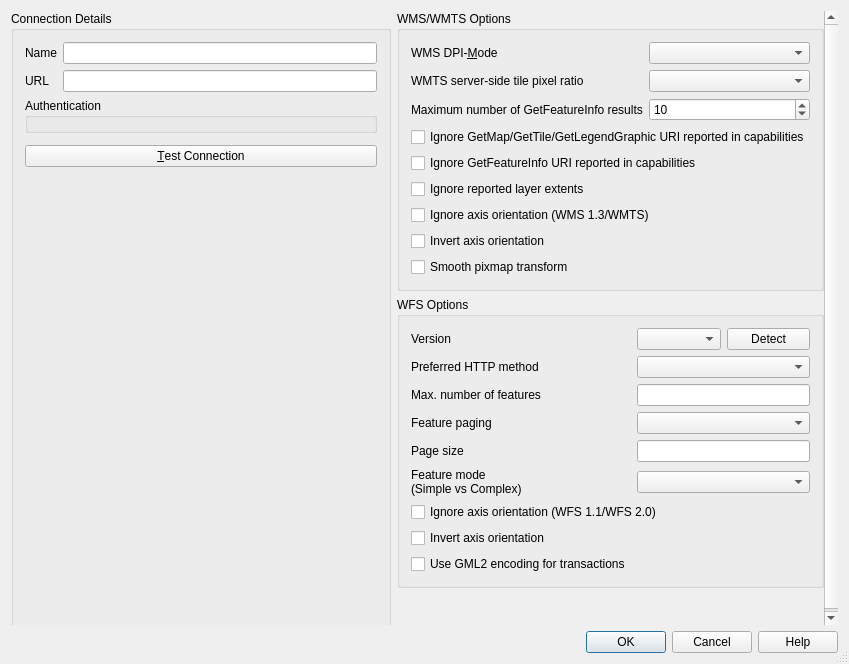
This is src/ui/qgsnewhttpconnectionbase.ui in carsmie/QGIS as Qt 5 draws it before an edit. The edited form follows.
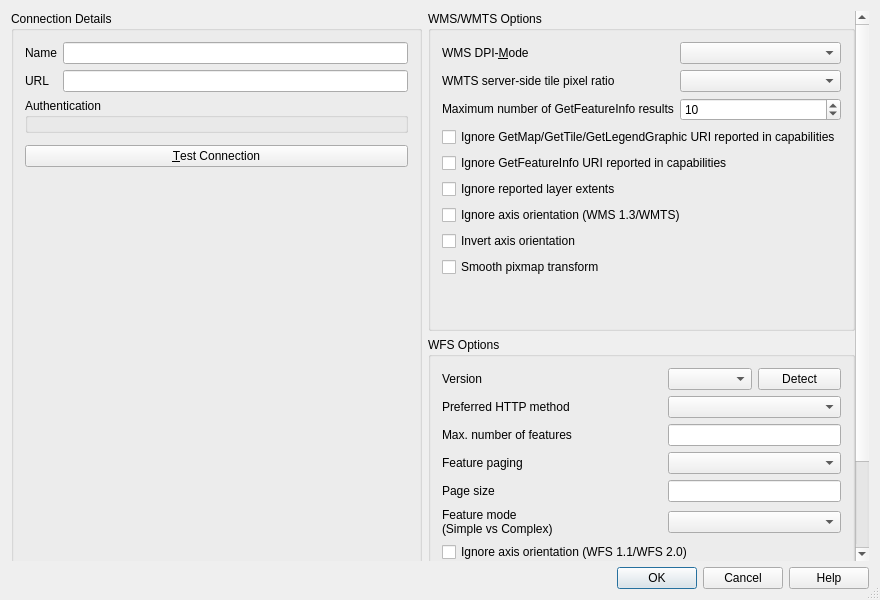
This is the edited form. Custom widgets are drawn as their Qt base class.

Commit message: [ui] Fix various new connection dialog spacing and size

```diff
--- a/src/ui/qgsnewhttpconnectionbase.ui
+++ b/src/ui/qgsnewhttpconnectionbase.ui
@@ -6,8 +6,8 @@
    <rect>
     <x>0</x>
     <y>0</y>
-    <width>849</width>
-    <height>664</height>
+    <width>880</width>
+    <height>600</height>
    </rect>
   </property>
   <property name="windowTitle">
@@ -32,9 +32,9 @@
       <property name="geometry">
        <rect>
         <x>0</x>
-        <y>-87</y>
-        <width>817</width>
-        <height>701</height>
+        <y>0</y>
+        <width>920</width>
+        <height>862</height>
        </rect>
       </property>
       <layout class="QHBoxLayout" name="horizontalLayout">
@@ -170,6 +170,12 @@
         <layout class="QVBoxLayout" name="verticalLayout_2">
          <item>
           <widget class="QGroupBox" name="mWmsOptionsGroupBox">
+           <property name="sizePolicy">
+            <sizepolicy hsizetype="Preferred" vsizetype="Minimum">
+             <horstretch>0</horstretch>
+             <verstretch>0</verstretch>
+            </sizepolicy>
+           </property>
            <property name="title">
             <string>WMS/WMTS Options</string>
            </property>
@@ -208,6 +214,12 @@
             </item>
             <item row="0" column="0">
              <widget class="QLabel" name="lblDpiMode">
+              <property name="sizePolicy">
+               <sizepolicy hsizetype="Preferred" vsizetype="Fixed">
+                <horstretch>0</horstretch>
+                <verstretch>0</verstretch>
+               </sizepolicy>
+              </property>
               <property name="text">
                <string>WMS DPI-&amp;Mode</string>
               </property>
@@ -225,6 +237,12 @@
             </item>
             <item row="2" column="0">
              <widget class="QLabel" name="lblFeatureCount">
+              <property name="sizePolicy">
+               <sizepolicy hsizetype="Preferred" vsizetype="Fixed">
+                <horstretch>0</horstretch>
+                <verstretch>0</verstretch>
+               </sizepolicy>
+              </property>
               <property name="text">
                <string>Maximum number of GetFeatureInfo results</string>
               </property>
@@ -246,6 +264,12 @@
             </item>
             <item row="1" column="0">
              <widget class="QLabel" name="lblTilePixelRatio">
+              <property name="sizePolicy">
+               <sizepolicy hsizetype="Preferred" vsizetype="Fixed">
+                <horstretch>0</horstretch>
+                <verstretch>0</verstretch>
+               </sizepolicy>
+              </property>
               <property name="text">
                <string>WMTS server-side tile pixel ratio</string>
               </property>
@@ -268,11 +292,30 @@
               </property>
              </widget>
             </item>
+            <item row="14" column="0" colspan="2">
+             <spacer name="verticalSpacer_2">
+              <property name="orientation">
+               <enum>Qt::Vertical</enum>
+              </property>
+              <property name="sizeHint" stdset="0">
+               <size>
+                <width>20</width>
+                <height>40</height>
+               </size>
+              </property>
+             </spacer>
+            </item>
            </layout>
           </widget>
          </item>
          <item>
           <widget class="QGroupBox" name="mWfsOptionsGroupBox">
+           <property name="sizePolicy">
+            <sizepolicy hsizetype="Preferred" vsizetype="Minimum">
+             <horstretch>0</horstretch>
+             <verstretch>0</verstretch>
+            </sizepolicy>
+           </property>
            <property name="title">
             <string>WFS Options</string>
            </property>
@@ -299,6 +342,12 @@
             </item>
             <item row="3" column="0">
              <widget class="QLabel" name="lblFeaturePaging">
+              <property name="sizePolicy">
+               <sizepolicy hsizetype="Preferred" vsizetype="Fixed">
+                <horstretch>0</horstretch>
+                <verstretch>0</verstretch>
+               </sizepolicy>
+              </property>
               <property name="text">
                <string>Feature paging</string>
               </property>
@@ -306,6 +355,12 @@
             </item>
             <item row="2" column="0">
              <widget class="QLabel" name="lblMaxNumFeatures">
+              <property name="sizePolicy">
+               <sizepolicy hsizetype="Preferred" vsizetype="Fixed">
+                <horstretch>0</horstretch>
+                <verstretch>0</verstretch>
+               </sizepolicy>
+              </property>
               <property name="text">
                <string>Max. number of features</string>
               </property>
@@ -330,6 +385,12 @@
             </item>
             <item row="1" column="0">
              <widget class="QLabel" name="lblVersion_2">
+              <property name="sizePolicy">
+               <sizepolicy hsizetype="Preferred" vsizetype="Fixed">
+                <horstretch>0</horstretch>
+                <verstretch>0</verstretch>
+               </sizepolicy>
+              </property>
               <property name="text">
                <string>Preferred HTTP method</string>
               </property>
@@ -357,6 +418,12 @@
             </item>
             <item row="4" column="0">
              <widget class="QLabel" name="lblPageSize">
+              <property name="sizePolicy">
+               <sizepolicy hsizetype="Preferred" vsizetype="Fixed">
+                <horstretch>0</horstretch>
+                <verstretch>0</verstretch>
+               </sizepolicy>
+              </property>
               <property name="text">
                <string>Page size</string>
               </property>
@@ -364,6 +431,12 @@
             </item>
             <item row="5" column="0">
              <widget class="QLabel" name="lblFeatureMode">
+              <property name="sizePolicy">
+               <sizepolicy hsizetype="Preferred" vsizetype="Fixed">
+                <horstretch>0</horstretch>
+                <verstretch>0</verstretch>
+               </sizepolicy>
+              </property>
               <property name="text">
                <string>&lt;html&gt;&lt;head/&gt;&lt;body&gt;&lt;p&gt;Feature mode&lt;br/&gt;(Simple vs Complex)&lt;/p&gt;&lt;/body&gt;&lt;/html&gt;</string>
               </property>
@@ -371,27 +444,33 @@
             </item>
             <item row="0" column="0">
              <widget class="QLabel" name="lblVersion">
+              <property name="sizePolicy">
+               <sizepolicy hsizetype="Preferred" vsizetype="Fixed">
+                <horstretch>0</horstretch>
+                <verstretch>0</verstretch>
+               </sizepolicy>
+              </property>
               <property name="text">
                <string>Version</string>
               </property>
              </widget>
             </item>
+            <item row="9" column="0" colspan="3">
+             <spacer name="verticalSpacer_3">
+              <property name="orientation">
+               <enum>Qt::Vertical</enum>
+              </property>
+              <property name="sizeHint" stdset="0">
+               <size>
+                <width>20</width>
+                <height>40</height>
+               </size>
+              </property>
+             </spacer>
+            </item>
            </layout>
           </widget>
          </item>
-         <item>
-          <spacer name="verticalSpacer_2">
-           <property name="orientation">
-            <enum>Qt::Orientation::Vertical</enum>
-           </property>
-           <property name="sizeHint" stdset="0">
-            <size>
-             <width>20</width>
-             <height>40</height>
-            </size>
-           </property>
-          </spacer>
-         </item>
         </layout>
        </item>
       </layout>
```
Left out of the diff: 6 changed lines with no effect on the pictures. The commit also changes 4 other files.
